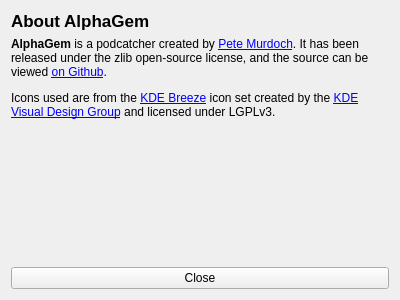
Old version of the form podcatcher/Resources/ui/windows/AboutWindow.ui in the repository lostrootpass/alphagem.
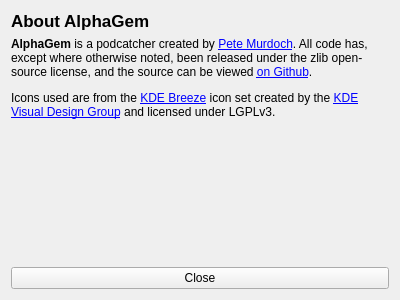
New version of the form.

```diff
--- a/podcatcher/Resources/ui/windows/AboutWindow.ui
+++ b/podcatcher/Resources/ui/windows/AboutWindow.ui
@@ -37,7 +37,7 @@
    <item>
     <widget class="QLabel" name="aboutText">
      <property name="text">
-      <string>&lt;p&gt;&lt;span style=&quot;font-weight: bold;&quot;&gt;AlphaGem&lt;/span&gt; is a podcatcher created by &lt;a href=&quot;http://pmurdoch&quot;&gt;Pete Murdoch&lt;/a&gt;. It has been released under the zlib open-source license, and the source can be viewed &lt;a href=&quot;http://github.com/lostrootpass/alphagem&quot;&gt;on Github&lt;/a&gt;.&lt;/p&gt;
+      <string>&lt;p&gt;&lt;span style=&quot;font-weight: bold;&quot;&gt;AlphaGem&lt;/span&gt; is a podcatcher created by &lt;a href=&quot;http://pmurdoch&quot;&gt;Pete Murdoch&lt;/a&gt;. All code has, except where otherwise noted, been released under the zlib open-source license, and the source can be viewed &lt;a href=&quot;http://github.com/lostrootpass/alphagem&quot;&gt;on Github&lt;/a&gt;.&lt;/p&gt;
 
 &lt;p&gt;Icons used are from the &lt;a href=&quot;http://github.com/KDE/breeze-icons&quot;&gt;KDE Breeze&lt;/a&gt; icon set created by the &lt;a href=&quot;http://vdesign.kde.org&quot;&gt;KDE Visual Design Group&lt;/a&gt; and licensed under LGPLv3.
 </string>
```
